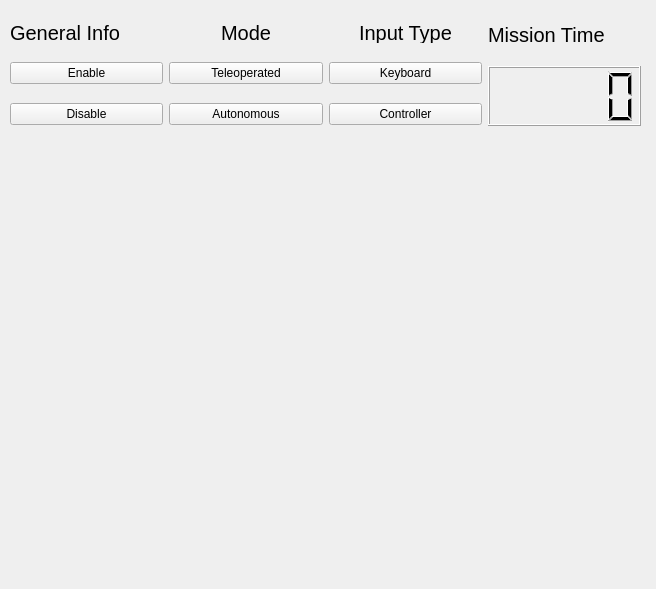
First picture: the form in src/tfr_mission_control/src/tfr_mission_control/mission_control.ui, repository dghani/NasaRmc2019, before the edit.
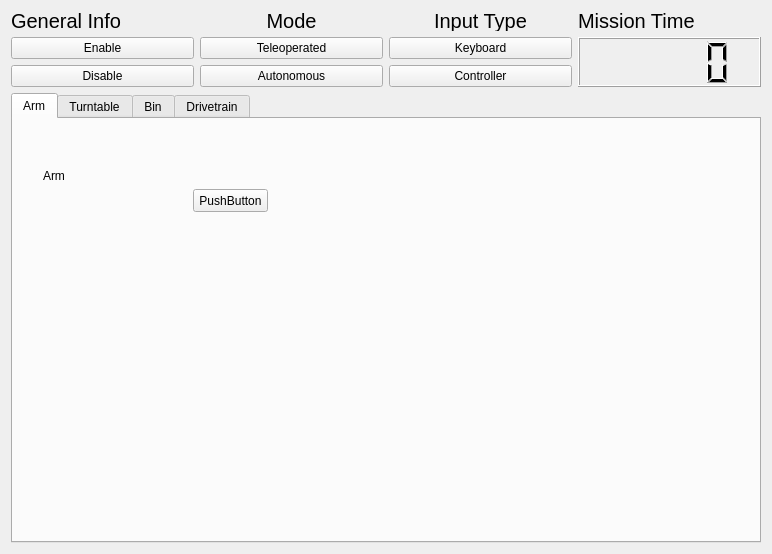
Second picture: the form after the edit.

Commit message: Move the tabs into a seperate classes

What changed in the file:
```diff
--- a/src/tfr_mission_control/src/tfr_mission_control/mission_control.ui
+++ b/src/tfr_mission_control/src/tfr_mission_control/mission_control.ui
@@ -9,8 +9,8 @@
    <rect>
     <x>0</x>
     <y>0</y>
-    <width>656</width>
-    <height>589</height>
+    <width>772</width>
+    <height>554</height>
    </rect>
   </property>
   <property name="focusPolicy">
@@ -19,16 +19,12 @@
   <property name="windowTitle">
    <string>tfr_mission_control</string>
   </property>
-  <widget class="QWidget" name="horizontalLayoutWidget">
-   <property name="geometry">
-    <rect>
-     <x>10</x>
-     <y>10</y>
-     <width>631</width>
-     <height>131</height>
-    </rect>
-   </property>
-   <layout class="QHBoxLayout" name="general_info">
+  <layout class="QVBoxLayout" name="verticalLayout" stretch="0,1">
+   <item>
+    <layout class="QHBoxLayout" name="general_info" stretch="0,0,0,0">
+     <property name="sizeConstraint">
+      <enum>QLayout::SetDefaultConstraint</enum>
+     </property>
     <item>
      <layout class="QVBoxLayout" name="enable_disable_buttons">
       <item>
@@ -235,7 +231,106 @@
      </layout>
     </item>
    </layout>
-  </widget>
+   </item>
+   <item>
+    <widget class="QTabWidget" name="tab_widget">
+     <property name="sizePolicy">
+      <sizepolicy hsizetype="Preferred" vsizetype="Preferred">
+       <horstretch>0</horstretch>
+       <verstretch>0</verstretch>
+      </sizepolicy>
+     </property>
+     <property name="currentIndex">
+      <number>0</number>
+     </property>
+     <widget class="QWidget" name="arm_tab">
+      <attribute name="title">
+       <string>Arm</string>
+      </attribute>
+      <widget class="QLabel" name="label">
+       <property name="geometry">
+        <rect>
+         <x>30</x>
+         <y>50</y>
+         <width>47</width>
+         <height>13</height>
+        </rect>
+       </property>
+       <property name="text">
+        <string>Arm</string>
+       </property>
+      </widget>
+      <widget class="QPushButton" name="test_button">
+       <property name="geometry">
+        <rect>
+         <x>180</x>
+         <y>70</y>
+         <width>75</width>
+         <height>23</height>
+        </rect>
+       </property>
+       <property name="text">
+        <string>PushButton</string>
+       </property>
+      </widget>
+     </widget>
+     <widget class="QWidget" name="turntable_tab">
+      <attribute name="title">
+       <string>Turntable</string>
+      </attribute>
+      <widget class="QLabel" name="label_2">
+       <property name="geometry">
+        <rect>
+         <x>80</x>
+         <y>60</y>
+         <width>47</width>
+         <height>13</height>
+        </rect>
+       </property>
+       <property name="text">
+        <string>Turntable</string>
+       </property>
+      </widget>
+     </widget>
+     <widget class="QWidget" name="bin_tab">
+      <attribute name="title">
+       <string>Bin</string>
+      </attribute>
+      <widget class="QLabel" name="label_3">
+       <property name="geometry">
+        <rect>
+         <x>30</x>
+         <y>80</y>
+         <width>47</width>
+         <height>13</height>
+        </rect>
+       </property>
+       <property name="text">
+        <string>Bin</string>
+       </property>
+      </widget>
+     </widget>
+     <widget class="QWidget" name="drivetrain_tab">
+      <attribute name="title">
+       <string>Drivetrain</string>
+      </attribute>
+      <widget class="QLabel" name="label_4">
+       <property name="geometry">
+        <rect>
+         <x>30</x>
+         <y>30</y>
+         <width>47</width>
+         <height>13</height>
+        </rect>
+       </property>
+       <property name="text">
+        <string>Drivetrain</string>
+       </property>
+      </widget>
+     </widget>
+    </widget>
+   </item>
+  </layout>
  </widget>
  <resources/>
  <connections/>
```
Left out of the diff: 2 changed lines with no effect on the pictures. Lines whose indentation alone changed are shown as unchanged. The commit also changes 5 other files.
